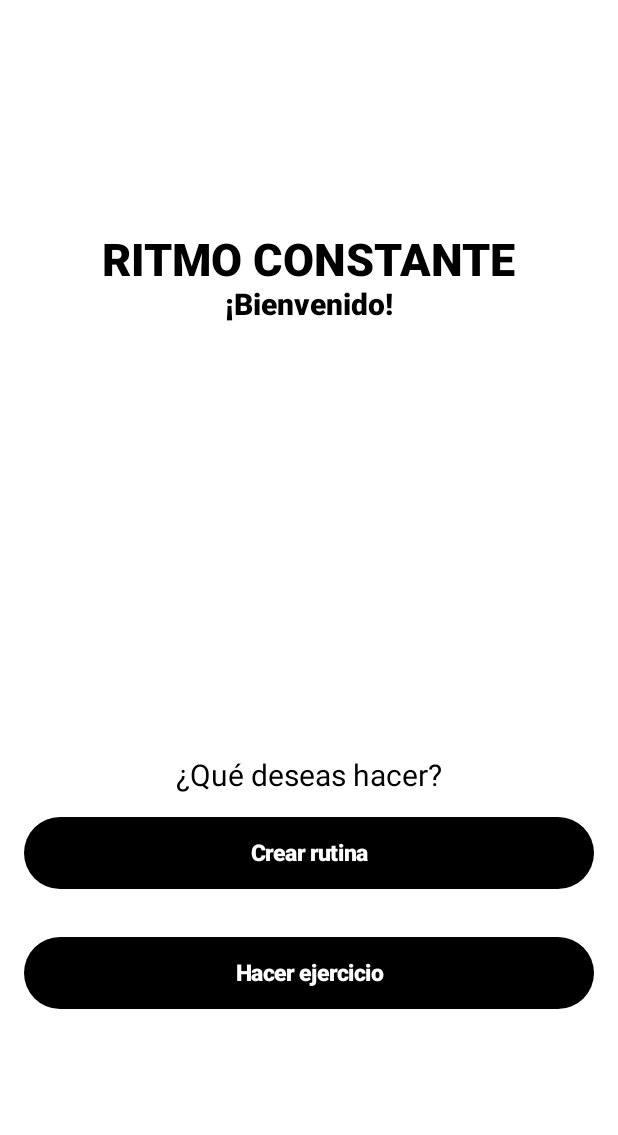
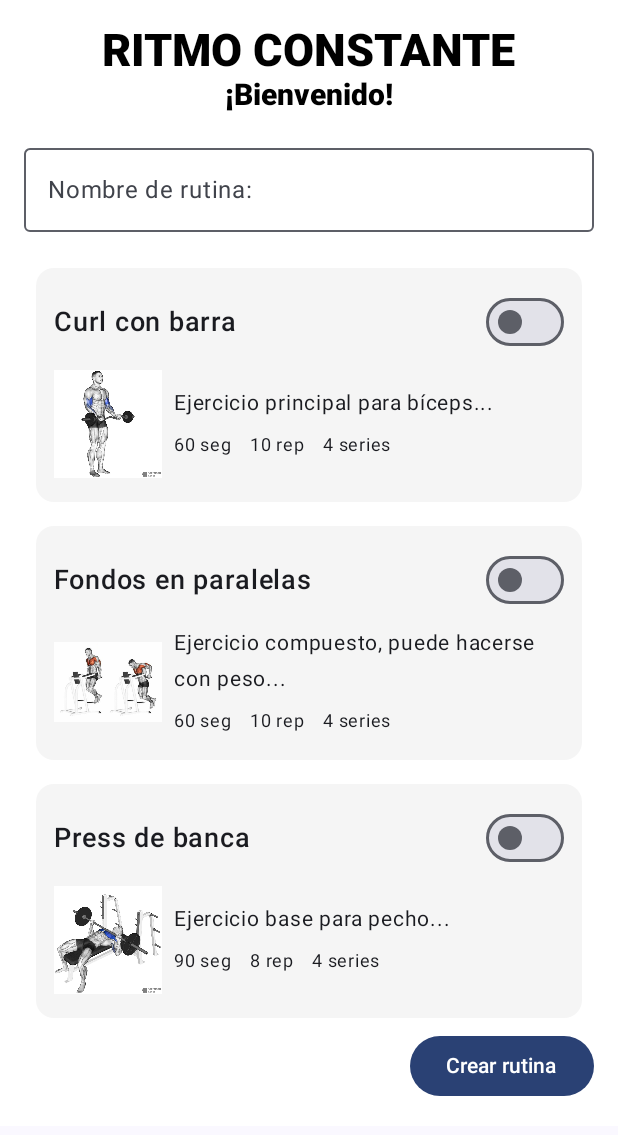
Before and after one commit to Felipesf76/exercise_app, an Android app built with Jetpack Compose: the screen it shows after launch (MainActivity), after a tap on "Crear rutina", on a phone screen of 412 x 824 dp. Shown: the top 1135 px of the screen. Run offline under Robolectric (Android 15) with nearby library versions, the phone set to English and light mode, and no system bars; our stand-ins replace Room's generated code.

Commit message:
Navigation to create routine

```diff
--- a/app/src/main/java/com/example/exercise_app/MainActivity.kt
+++ b/app/src/main/java/com/example/exercise_app/MainActivity.kt
@@ -32,7 +32,7 @@ class MainActivity : ComponentActivity() {
         val db = Room.databaseBuilder(
             applicationContext,
             Database::class.java,
-            Database.DATABASE_NAME
+           Database.DATABASE_NAME
         )
             .createFromAsset("app_rutinas.db")
             .build()
@@ -66,6 +66,9 @@ class MainActivity : ComponentActivity() {
                         composable(route = Screen.RoutineScreen.route) {
                             ManageRoutineView(navController)
                         }
+                        composable(route = Screen.ExerciseScreen.route) {
+                            SelectExerciseView(navController)
+                        }
 
                         composable(route = Screen.TrainingScreen.route) {
                             TrainingView(navController)
--- a/app/src/main/java/com/example/exercise_app/data/utils/ScreenUtils.kt
+++ b/app/src/main/java/com/example/exercise_app/data/utils/ScreenUtils.kt
@@ -4,4 +4,5 @@ sealed class Screen (val route: String) {
     data object HomeScreen : Screen(route = "home_screen")
     data object TrainingScreen : Screen(route = "training_screen")
     data object RoutineScreen : Screen (route = "routine_screen")
+    data object ExerciseScreen : Screen (route = "exercise_screen")
 }
--- a/app/src/main/java/com/example/exercise_app/ui/theme/Color.kt
+++ b/app/src/main/java/com/example/exercise_app/ui/theme/Color.kt
@@ -2,10 +2,10 @@ package com.example.exercise_app.ui.theme
 
 import androidx.compose.ui.graphics.Color
 
-val Purple80 = Color(0xFFD0BCFF)
-val PurpleGrey80 = Color(0xFFCCC2DC)
-val Pink80 = Color(0xFFEFB8C8)
+val PrimaryLightColor = Color(color = 0xFFFFFFFF)
+val ColorLightText = Color(color = 0x00000000)
+val SecondaryLightColor = Color(color = 0xD2D2A8FF)
 
-val Purple40 = Color(0xFF6650a4)
-val PurpleGrey40 = Color(0xFF625b71)
-val Pink40 = Color(0xFF7D5260)
+val PrimaryDarkColor = Color(color = 0x0F0F0F0F)
+val ColorDarkText = Color(color = 0xF1F1F1F1)
+val SecondaryDarkColor = Color(color = 0xD2D2A8FF)
--- a/app/src/main/java/com/example/exercise_app/ui/theme/Theme.kt
+++ b/app/src/main/java/com/example/exercise_app/ui/theme/Theme.kt
@@ -12,15 +12,15 @@ import androidx.compose.runtime.Composable
 import androidx.compose.ui.platform.LocalContext
 
 private val DarkColorScheme = darkColorScheme(
-    primary = Purple80,
-    secondary = PurpleGrey80,
-    tertiary = Pink80
+    primary = PrimaryDarkColor,
+    secondary = SecondaryDarkColor,
+    tertiary = ColorDarkText
 )
 
 private val LightColorScheme = lightColorScheme(
-    primary = Purple40,
-    secondary = PurpleGrey40,
-    tertiary = Pink40
+    primary = PrimaryLightColor,
+    secondary = SecondaryLightColor,
+    tertiary = ColorLightText
 
     /* Other default colors to override
     background = Color(0xFFFFFBFE),
@@ -43,7 +43,10 @@ fun Exercise_appTheme(
     val colorScheme = when {
         dynamicColor && Build.VERSION.SDK_INT >= Build.VERSION_CODES.S -> {
             val context = LocalContext.current
-            if (darkTheme) dynamicDarkColorScheme(context) else dynamicLightColorScheme(context)
+            if (darkTheme)
+                dynamicDarkColorScheme(context)
+            else
+                dynamicLightColorScheme(context)
         }
 
         darkTheme -> DarkColorScheme
--- a/app/src/main/java/com/example/exercise_app/views/components/routineCard.kt
+++ b/app/src/main/java/com/example/exercise_app/views/components/routineCard.kt
@@ -63,7 +63,10 @@ fun RoutineCard(navController: NavHostController, routineName: String) {
                     navController.navigate(Screen.TrainingScreen.route)
                 }
             ) {
-                Icon(imageVector = Icons.Default.ArrowForward, contentDescription = "Iniciar")
+                Icon(
+                    imageVector = Icons.Default.ArrowForward,
+                    contentDescription = "Iniciar",
+                )
             }
         }
     }
--- a/app/src/main/java/com/example/exercise_app/views/exercises/selectExerciseView.kt
+++ b/app/src/main/java/com/example/exercise_app/views/exercises/selectExerciseView.kt
@@ -1,6 +1,7 @@
 package com.example.exercise_app.views.exercises
 
 import android.util.Log
+import androidx.compose.foundation.background
 import androidx.compose.foundation.layout.*
 import androidx.compose.material3.*
 import androidx.compose.runtime.Composable
@@ -18,6 +19,7 @@ import androidx.compose.material3.Text
 import androidx.compose.runtime.*
 import androidx.compose.foundation.rememberScrollState
 import androidx.compose.foundation.verticalScroll
+import androidx.navigation.NavHostController
 
 data class Ejercicio(
     val nombre: String,
@@ -31,7 +33,8 @@ data class Ejercicio(
 @Composable
 fun TitleSelectExercise() {
     Column(
-        modifier = Modifier.fillMaxWidth(),
+        modifier = Modifier
+            .fillMaxWidth(),
         horizontalAlignment = Alignment.CenterHorizontally,
     ) {
         Text(
@@ -54,7 +57,7 @@ fun TitleSelectExercise() {
 }
 
 @Composable
-fun SelectExerciseView(padding: PaddingValues) {
+fun SelectExerciseView(navController: NavHostController) {
     val ejercicios = listOf(
         Ejercicio("Curl con barra", "Ejercicio principal para bíceps...", R.drawable.curl_barra, 4, 10, 60),
         Ejercicio("Fondos en paralelas", "Ejercicio compuesto, puede hacerse con peso...", R.drawable.fondos_paralelas, 4, 10, 60),
@@ -70,8 +73,9 @@ fun SelectExerciseView(padding: PaddingValues) {
     Column(
         modifier = Modifier
             .verticalScroll(scrollState)
+            .background(color = Color.White),
     ) {
-        Column(modifier = Modifier.padding(padding).padding(16.dp)) {
+        Column(modifier = Modifier.padding(16.dp)) {
             //titulo
             TitleSelectExercise()
 
--- a/app/src/main/java/com/example/exercise_app/views/home/homeView.kt
+++ b/app/src/main/java/com/example/exercise_app/views/home/homeView.kt
@@ -11,7 +11,7 @@ import androidx.compose.material3.Text
 import androidx.compose.runtime.Composable
 import androidx.compose.ui.Alignment
 import androidx.compose.ui.Modifier
-import androidx.compose.ui.graphics.Color
+import androidx.compose.material3.MaterialTheme
 import androidx.compose.ui.res.stringResource
 import androidx.compose.ui.text.TextStyle
 import androidx.compose.ui.text.font.FontWeight
@@ -21,6 +21,7 @@ import androidx.navigation.NavHostController
 import com.example.exercise_app.R
 import com.example.exercise_app.data.utils.Screen
 import com.example.exercise_app.views.components.ButtonRedirect
+import androidx.compose.ui.graphics.Color
 
 @Composable
 fun BoxHomeScreen(navController: NavHostController){
@@ -61,6 +62,7 @@ fun BoxHomeScreen(navController: NavHostController){
                     text = stringResource(R.string.create_routine),
                     onClick = {
                         // falta página de crear una rutina
+                        navController.navigate(Screen.ExerciseScreen.route)
                     })
                 ButtonRedirect(
                     text = stringResource(R.string.do_exercise),
```
